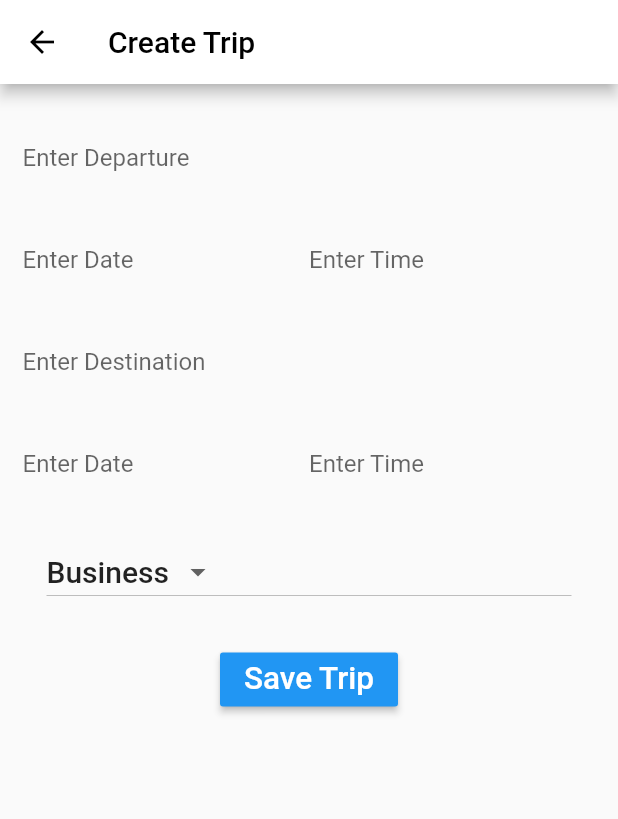
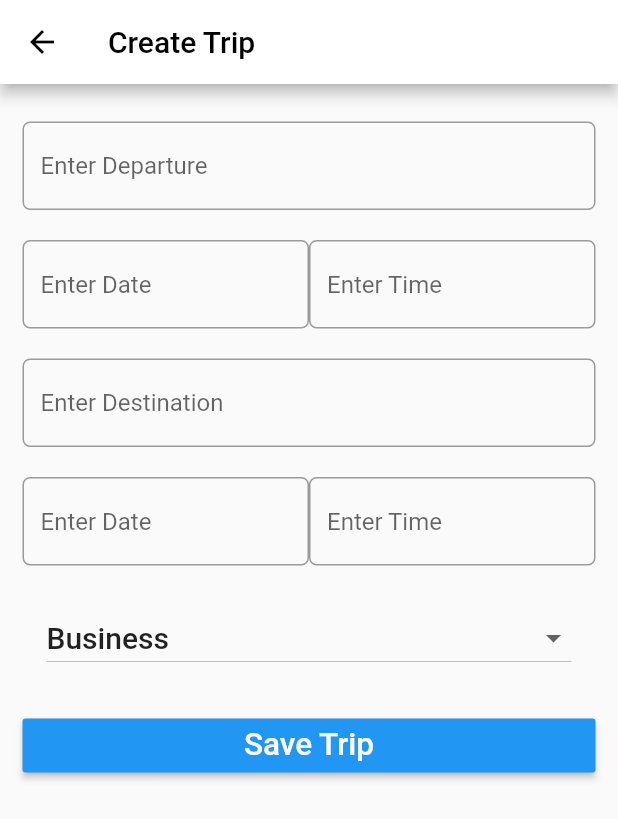
Before and after one commit to lovisgod/Trippas, a Flutter app: the screen it shows after launch, after a tap on the "add" icon, on a phone screen of 412 x 824 dp. Shown: the top 819 px of the screen. Run offline on Flutter 3.47's test engine with Material 2 defaults, Android fonts, the phone set to English and light mode, and no system bars; our stand-ins replace sqflite, toast; accounts and stored records are empty.

Commit message:
FT/display trip list

```diff
--- a/lib/screens/TripList.dart
+++ b/lib/screens/TripList.dart
@@ -1,6 +1,7 @@
 import 'package:flutter/material.dart';
 import 'package:trippas/model/trip.dart';
 import 'package:trippas/screens/tripDetail.dart';
+import 'package:trippas/util/itemLayout.dart';
 import 'package:trippas/util/dbHelper.dart';
 
 
@@ -22,9 +23,11 @@ class TripList extends StatefulWidget {
   @override
   Widget build(BuildContext context) {
     // TODO: implement build
+    if (trips == null) {
     trips = [];
     getData();
-        return Scaffold(
+    }
+    return Scaffold(
           body: Container(
             padding: EdgeInsets.all(10.0),
             child: Column(
@@ -80,6 +83,17 @@ class TripList extends StatefulWidget {
 
               )
 
+          ),
+          Padding(
+             padding: EdgeInsets.only(
+                 top: 10.0,
+                 bottom: 10.0
+             ),
+             child: Container(
+               height: 500,
+               child: tripListItems()
+              )
+
           )
           ],
         ),
@@ -96,9 +110,7 @@ class TripList extends StatefulWidget {
       );
       }
 
-      void getData() {
 
-      }
 
     void navigateToDetails(Trip trip) async {
        bool result = await Navigator.push(context,
@@ -109,4 +121,39 @@ class TripList extends StatefulWidget {
      }
   }
 
+  ListView tripListItems() {
+    return ListView.builder(
+     itemCount: count,
+     itemBuilder: (BuildContext context, int position) {
+       return ListTile(
+         title: Item(trips[position])
+       );
+     },
+    );
+  }
+
+  void getData() {
+    try {
+      final dbFuture = dbHelper.initializeDb();
+      dbFuture.then((result) {
+         final tripsFuture = dbHelper.getTrips();
+        tripsFuture.then((value) {
+           List<Trip> tripLists = List<Trip>();
+           for (var item in value) {
+           tripLists.add(Trip.fromObject(item));
+            debugPrint(tripLists[0].departure);
+      }
+       setState(() {
+        trips = tripLists;
+        count = tripLists.length;
+   });
+
+   });
+  });
+  } catch (e) {
+      debugPrint(e);
+  }
+
+  }
+
 }
--- a/lib/screens/tripDetail.dart
+++ b/lib/screens/tripDetail.dart
@@ -70,15 +70,16 @@ class TripDetail extends StatefulWidget {
                 bottom: 10.0
               ),
               child:  TextField( // we can use the onsubmitted here too
+              onChanged: (value) => this.updateDeparture(),
               controller: departController,
               decoration: InputDecoration(
                 hintText: 'Enter Departure',
                 // labelText: 'Departure',
                 labelStyle: textStyle,
-                border: InputBorder.none,
-                // border: OutlineInputBorder(
-                //   borderRadius: BorderRadius.circular(5.0)
-                // )
+                // border: InputBorder.none,
+                border: OutlineInputBorder(
+                  borderRadius: BorderRadius.circular(5.0)
+                )
               ),
               keyboardType: TextInputType.text,
             ),
@@ -93,28 +94,30 @@ class TripDetail extends StatefulWidget {
                 mainAxisAlignment: MainAxisAlignment.spaceBetween,
                 children: <Widget>[
               Expanded(child:TextField( // we can use the onsubmitted here too
+              onChanged: (value) => this.updateStartD(),
               controller: startDController,
               decoration: InputDecoration(
                 hintText: 'Enter Date',
                 // labelText: 'Price',
                 labelStyle: textStyle,
-                border: InputBorder.none
-                // border: OutlineInputBorder(
-                //   borderRadius: BorderRadius.circular(5.0)
-                // )
+                // border: InputBorder.none
+                border: OutlineInputBorder(
+                  borderRadius: BorderRadius.circular(5.0)
+                )
               ),
               keyboardType: TextInputType.datetime,
             )),
             Expanded(child:TextField( // we can use the onsubmitted here too
+             onChanged: (value) => this.updateStartT(),
               controller: startTController,
               decoration: InputDecoration(
                 hintText: 'Enter Time',
                 // labelText: 'Price',
                 labelStyle: textStyle,
-                border: InputBorder.none
-                // border: OutlineInputBorder(
-                //   borderRadius: BorderRadius.circular(5.0)
-                // )
+                // border: InputBorder.none
+                border: OutlineInputBorder(
+                  borderRadius: BorderRadius.circular(5.0)
+                )
               ),
               keyboardType: TextInputType.datetime,
             )),
@@ -127,15 +130,16 @@ class TripDetail extends StatefulWidget {
                 bottom: 10.0
               ),
               child:  TextField( // we can use the onsubmitted here too
+               onChanged: (value) => this.updateDestination(),
               controller: destController,
               decoration: InputDecoration(
                 hintText: 'Enter Destination',
                 // labelText: 'Departure',
                 labelStyle: textStyle,
-                border: InputBorder.none,
-                // border: OutlineInputBorder(
-                //   borderRadius: BorderRadius.circular(5.0)
-                // )
+                // border: InputBorder.none,
+                border: OutlineInputBorder(
+                  borderRadius: BorderRadius.circular(5.0)
+                )
               ),
               keyboardType: TextInputType.text,
             ),
@@ -150,28 +154,30 @@ class TripDetail extends StatefulWidget {
                 mainAxisAlignment: MainAxisAlignment.spaceBetween,
                 children: <Widget>[
               Expanded(child:TextField( // we can use the onsubmitted here too
+               onChanged: (value) => this.updateEndD(),
               controller: endDController,
               decoration: InputDecoration(
                 hintText: 'Enter Date',
                 // labelText: 'Price',
                 labelStyle: textStyle,
-                border: InputBorder.none
-                // border: OutlineInputBorder(
-                //   borderRadius: BorderRadius.circular(5.0)
-                // )
+                // border: InputBorder.none
+                border: OutlineInputBorder(
+                  borderRadius: BorderRadius.circular(5.0)
+                )
               ),
               keyboardType: TextInputType.datetime,
             )),
             Expanded(child:TextField( // we can use the onsubmitted here too
+             onChanged: (value) => this.updateEndT(),
               controller: endTController,
               decoration: InputDecoration(
                 hintText: 'Enter Time',
                 // labelText: 'Price',
                 labelStyle: textStyle,
-                border: InputBorder.none
-                // border: OutlineInputBorder(
-                //   borderRadius: BorderRadius.circular(5.0)
-                // )
+                // border: InputBorder.none
+                border: OutlineInputBorder(
+                  borderRadius: BorderRadius.circular(5.0)
+                )
               ),
               keyboardType: TextInputType.datetime,
             )),
@@ -190,6 +196,7 @@ class TripDetail extends StatefulWidget {
                              child: Text(value)
                            );
                          }).toList(),
+                         isExpanded: true,
                          style: textStyle,
                          value: this._type,
                          onChanged: (String value) {
@@ -203,7 +210,9 @@ class TripDetail extends StatefulWidget {
                     top: 10.0,
                     bottom: 10.0
                   ),
-                   child: RaisedButton(
+                   child: Container( // making the width to infinity makes it fill the page
+                       width: double.infinity,
+                       child: RaisedButton(
                         color: Colors.blue,
                         textColor: Colors.white,
                         child: Text(
@@ -213,6 +222,7 @@ class TripDetail extends StatefulWidget {
                         onPressed: () {
                           save();
                         },
+                   )
                    )
                   ),
             ],
@@ -264,3 +274,20 @@ class TripDetail extends StatefulWidget {
      Navigator.pop(context, true);
     }
 }
+
+
+//  dbHelper.initializeDb();
+//     final tripsFuture = dbHelper.getTrips();
+//       tripsFuture.then((result) {
+//         List<Trip> tripList = List<Trip>();
+//        count = result.length;
+//        for (int i=0; i<count;i++) {
+//          tripList.add(Trip.fromObject(result[i]));
+//          debugPrint(tripList[i].departure);
+//        }
+//        setState(() {
+//          trips = tripList;
+//          count = count;
+//        });
+//        print(trips);
+//       });
--- a/lib/util/dbHelper.dart
+++ b/lib/util/dbHelper.dart
@@ -33,7 +33,7 @@ Future<Database> get db async {
   return _db;
 }
   // create or open a db
- initializeDb() async {
+  Future<Database> initializeDb() async {
     Directory dir = await getApplicationSupportDirectory();
     String path = dir.path + 'trip.db';
     var dbTrips = await openDatabase(path, version: 1, onCreate: _createDb); // this open or create a new db
```
Also changed, not shown: lib/util/itemLayout.dart (added, +193 -0 lines).
